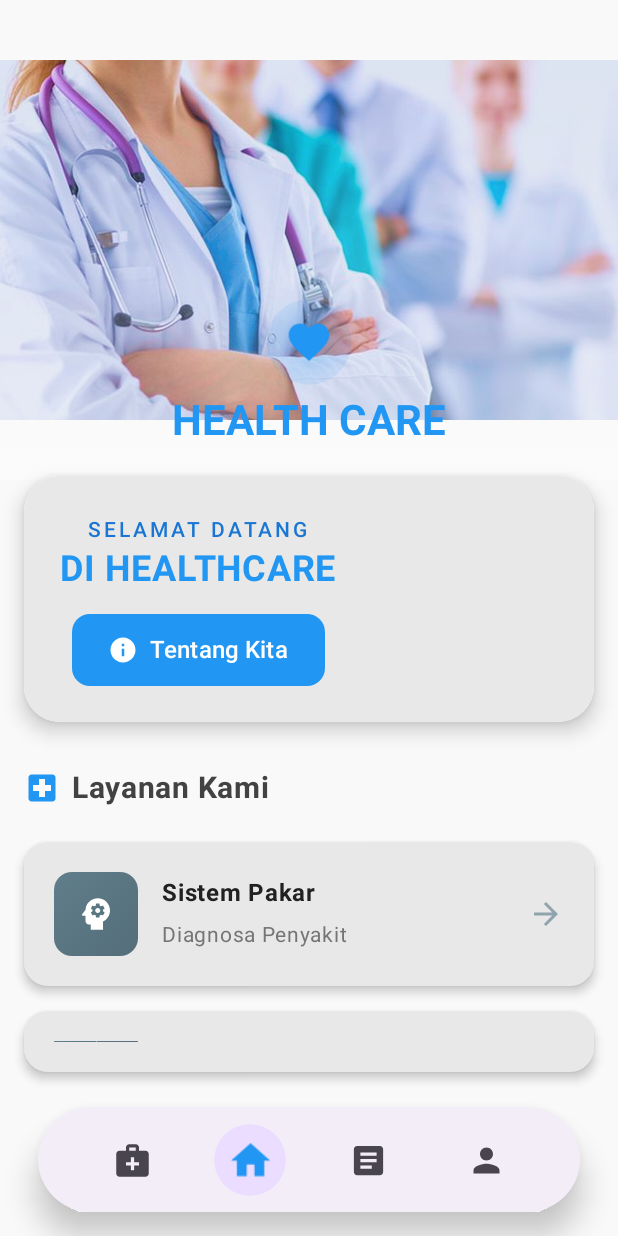
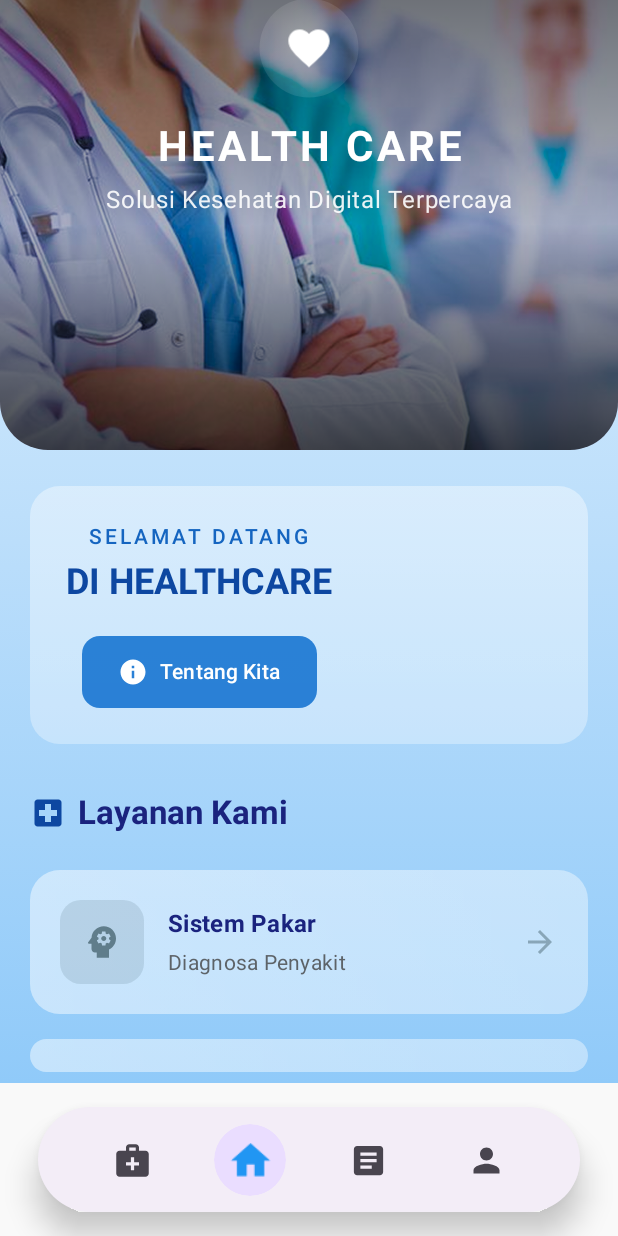
Before and after one commit to RifqiCah/healthcare_PAPB, an Android app built with Jetpack Compose: the HomeScreen screen opened through its navigation route, on a phone screen of 412 x 824 dp. Run offline under Robolectric (Android 15) with nearby library versions, the light colour scheme and no system bars; our stand-ins replace Dagger/Hilt's generated code, Firebase (no records; nobody signed in at launch, a user with empty details on screens opened directly).

Commit message:
ref: Merombak total UI/UX HomeScreen dengan gaya Modern & Glassmorphism
Perubahan ini merombak total tampilan dan nuansa `HomeScreen` untuk memberikan pengalaman pengguna yang lebih modern, imersif, dan menarik secara visual. Desain lama digantikan dengan pendekatan baru yang mengadopsi efek _Glassmorphism_, animasi yang lebih halus, dan tata letak yang lebih bersih.

- **Desain Ulang `HomeScreen`:**
    - **Hero Section Imersif:** Memperkenalkan `AnimatedHeroSection` yang menggunakan gambar _full-width_ dengan animasi skala halus dan _overlay gradient_ untuk menciptakan kedalaman.
    - **Latar Belakang Gradient:** Mengganti gambar latar belakang statis dengan _gradient_ biru vertikal yang dinamis di seluruh layar.
    - **Efek Glassmorphism:** Menerapkan efek kaca transparan (Glassmorphism) pada `WelcomeCard` dan `ModernServiceCard` untuk tampilan yang elegan dan modern.
    - **Komponen Baru:** `WelcomeCard` dan `ModernServiceCard` dibuat untuk menggantikan komponen kartu yang lama, dengan desain yang lebih bersih, penggunaan `Surface` dan `FilledTonalButton`.

- **Animasi & UX:**
    - Memperbarui dan menyempurnakan semua animasi (fade, slide, scale) untuk transisi yang lebih mulus dan terkoordinasi.
    - `PulsingHealthIcon` kini menggunakan ikon `Favorite` berwarna putih di atas latar belakang transparan untuk visibilitas yang lebih baik di _hero section_.

- **Konsistensi Navigasi:**
    - Memperbarui `BottomNavbar.kt` untuk menggunakan konstanta rute dari `AppRoutes` (misalnya `AppRoutes.HOME_SCREEN`) alih-alih menggunakan string _hardcoded_, meningkatkan konsistensi dan pemeliharaan kode navigasi.

- **Konfigurasi Build:**
    - Memperbarui `NEWS_API_KEY` di `build.gradle.kts` dan `ArticleRepositoryImpl.kt`.

```diff
--- a/app/build.gradle.kts
+++ b/app/build.gradle.kts
@@ -24,7 +24,7 @@ android {
 
         testInstrumentationRunner = "androidx.test.runner.AndroidJUnitRunner"
 
-        buildConfigField("String", "NEWS_API_KEY", "\"pub_164eab82ee674133b65cdb1a358a377d\"")
+        buildConfigField("String", "NEWS_API_KEY", "\"pub_3d90d6e66e784e2bb222e1ce7a92712d\"")
     }
 
     buildTypes {
--- a/app/src/main/java/com/example/healthcare/data/repository/ArticleRepositoryImpl.kt
+++ b/app/src/main/java/com/example/healthcare/data/repository/ArticleRepositoryImpl.kt
@@ -21,7 +21,7 @@ class ArticleRepositoryImpl @Inject constructor(
     ): Result<Pair<List<Article>, String?>> {
         return try {
             // Gunakan API Key (Bisa pakai BuildConfig atau Hardcode sementara)
-            val myApiKey = "pub_164eab82ee674133b65cdb1a358a377d"
+            val myApiKey = "pub_3d90d6e66e784e2bb222e1ce7a92712d"
 
             // Logic Query: "health" -> null agar ambil semua
             val searchQuery = if (categoryKeyword == "health" || categoryKeyword.contains("health")) null else categoryKeyword
--- a/app/src/main/java/com/example/healthcare/ui/components/BottomNavbar.kt
+++ b/app/src/main/java/com/example/healthcare/ui/components/BottomNavbar.kt
@@ -22,6 +22,7 @@ import androidx.compose.ui.graphics.vector.ImageVector
 import androidx.compose.ui.unit.dp
 import androidx.navigation.NavController
 import androidx.navigation.compose.currentBackStackEntryAsState
+import com.example.healthcare.ui.navigation.AppRoutes
 
 // Data class untuk item navbar
 data class BottomNavItem(
@@ -33,26 +34,27 @@ data class BottomNavItem(
 // Daftar item navbar
 val bottomNavItems = listOf(
     BottomNavItem(
-        route = "sistem_pakar",
+        route = AppRoutes.SISTEM_PAKAR_SCREEN,
         icon = Icons.Default.MedicalServices,
         label = "Sistem Pakar"
     ),
     BottomNavItem(
-        route = "home",
+        route = AppRoutes.HOME_SCREEN,
         icon = Icons.Default.Home,
         label = "Home"
     ),
     BottomNavItem(
-        route = "artikel",
+        route = AppRoutes.ARTIKEL_SCREEN,
         icon = Icons.Default.Article,
         label = "Artikel"
     ),
     BottomNavItem(
-        route = "profile",
+        route = AppRoutes.PROFILE_SCREEN,
         icon = Icons.Default.Person,
         label = "Profile"
     )
 )
+
 
 @Composable
 fun BottomNavBar(
--- a/app/src/main/java/com/example/healthcare/ui/screens/home/HomeScreen.kt
+++ b/app/src/main/java/com/example/healthcare/ui/screens/home/HomeScreen.kt
@@ -1,4 +1,3 @@
-// Di dalam file /ui/screens/home/HomeScreen.kt
 package com.example.healthcare.ui.screens.home
 
 import androidx.compose.animation.*
@@ -6,8 +5,10 @@ import androidx.compose.animation.core.*
 import androidx.compose.foundation.Image
 import androidx.compose.foundation.background
 import androidx.compose.foundation.layout.*
+import androidx.compose.foundation.rememberScrollState
 import androidx.compose.foundation.shape.CircleShape
 import androidx.compose.foundation.shape.RoundedCornerShape
+import androidx.compose.foundation.verticalScroll
 import androidx.compose.material.icons.Icons
 import androidx.compose.material.icons.filled.*
 import androidx.compose.material3.*
@@ -22,6 +23,7 @@ import androidx.compose.ui.graphics.vector.ImageVector
 import androidx.compose.ui.layout.ContentScale
 import androidx.compose.ui.res.painterResource
 import androidx.compose.ui.text.font.FontWeight
+import androidx.compose.ui.text.style.TextAlign
 import androidx.compose.ui.unit.dp
 import androidx.compose.ui.unit.sp
 import com.example.healthcare.R
@@ -30,140 +32,62 @@ import kotlinx.coroutines.delay
 @Composable
 fun HomeScreen(
     modifier: Modifier = Modifier,
-    onSistemPakarClick:  () -> Unit,
-    onArtikelClick:  () -> Unit
+    onSistemPakarClick: () -> Unit,
+    onArtikelClick: () -> Unit
 ) {
-    // Animasi untuk fade in
     var visible by remember { mutableStateOf(false) }
 
     LaunchedEffect(Unit) {
         visible = true
     }
 
-    Box(modifier = Modifier.fillMaxSize()) {
-        // Background Image dengan overlay gradient
-        Box(modifier = Modifier.padding(top = 40.dp)) {
-            Image(
-                painter = painterResource(id = R.drawable.background),
-                contentDescription = "Background",
-                contentScale = ContentScale.Crop,
-                modifier = Modifier.fillMaxWidth().height(240.dp)
-            )
-            // Gradient overlay untuk efek depth
     Box(
-                modifier = Modifier
-                    .fillMaxWidth()
-                    .height(280.dp)
+        modifier = modifier
+            .fillMaxSize()
             .background(
                 Brush.verticalGradient(
                     colors = listOf(
-                                Color.Transparent,
-                                Color.White.copy(alpha = 0.3f),
-                                Color.White
-                            ),
-                            startY = 0f,
-                            endY = 900f
+                        Color(0xFFE3F2FD), // Light blue
+                        Color(0xFFBBDEFB), // Slightly darker blue
+                        Color(0xFF90CAF9)  // Medium blue
                     )
                 )
             )
-        }
-
+    ) {
         Column(
-            modifier = modifier
-                .fillMaxSize()
-                .padding(top = 200.dp, start = 16.dp, end = 16.dp),
+            modifier = Modifier.fillMaxSize(),
             horizontalAlignment = Alignment.CenterHorizontally
         ) {
-            // Animated Title
+            // Hero Section (Full Immersive)
+            AnimatedHeroSection()
+
+            // Content Section
+            Column(
+                modifier = Modifier
+                    .fillMaxWidth()
+                    .padding(horizontal = 20.dp),
+                horizontalAlignment = Alignment.CenterHorizontally
+            ) {
+                Spacer(modifier = Modifier.height(24.dp))
+
+                // Welcome Card
                 AnimatedVisibility(
                     visible = visible,
-                enter = fadeIn(animationSpec = tween(800)) +
-                        slideInVertically(initialOffsetY = { -40 })
+                    enter = fadeIn(animationSpec = tween(800, delayMillis = 100)) +
+                            slideInVertically(
+                                animationSpec = tween(600, delayMillis = 100),
+                                initialOffsetY = { it / 3 }
+                            )
                 ) {
-                Column(horizontalAlignment = Alignment.CenterHorizontally) {
-                    // Logo/Icon dengan pulse animation
-                    PulsingHealthIcon()
-
-                    Spacer(modifier = Modifier.height(8.dp))
-
-                    Text(
-                        text = "HEALTH CARE",
-                        style = MaterialTheme.typography.titleLarge,
-                        fontWeight = FontWeight.Bold,
-                        fontSize = 28.sp,
-                        color = Color(0xFF2196F3) // Biru cerah
-                    )
-                }
-            }
-
-            Spacer(modifier = Modifier.height(20.dp))
-
-            // Welcome Card dengan animasi
-            AnimatedVisibility(
-                visible = visible,
-                enter = fadeIn(animationSpec = tween(1000, delayMillis = 200)) +
-                        scaleIn(initialScale = 0.8f, animationSpec = tween(600, delayMillis = 200))
-            ) {
-                Card(
-                    shape = RoundedCornerShape(24.dp),
-                    modifier = Modifier.fillMaxWidth(),
-                    colors = CardDefaults.cardColors(
-                        containerColor = Color.White
-                    ),
-                    elevation = CardDefaults.cardElevation(8.dp)
-                ) {
-                    Box(
-                        modifier = Modifier
-                            .fillMaxWidth()
-                            .background(Color(0xFFE8E8E8)) // Light grey sesuai screenshot foto
-                    ) {
-                        Column(
-                            modifier = Modifier.padding(24.dp),
-                            horizontalAlignment = Alignment.CenterHorizontally
-                        ) {
-                            Text(
-                                text = "SELAMAT DATANG",
-                                fontWeight = FontWeight.SemiBold,
-                                fontSize = 14.sp,
-                                color = Color(0xFF1976D2),
-                                letterSpacing = 2.sp
-                            )
-                            Text(
-                                text = "DI HEALTHCARE",
-                                fontSize = 24.sp,
-                                fontWeight = FontWeight.Bold,
-                                color = Color(0xFF2196F3)
-                            )
-
-                            Spacer(modifier = Modifier.height(16.dp))
-
-                            Button(
-                                onClick = { /*TODO: Navigasi ke 'Tentang Kita'*/ },
-                                shape = RoundedCornerShape(12.dp),
-                                colors = ButtonDefaults.buttonColors(
-                                    containerColor = Color(0xFF2196F3) // Biru cerah
-                                ),
-                                modifier = Modifier.height(48.dp)
-                            ) {
-                                Icon(
-                                    imageVector = Icons.Default.Info,
-                                    contentDescription = null,
-                                    modifier = Modifier.size(20.dp)
-                                )
-                                Spacer(modifier = Modifier.width(8.dp))
-                                Text("Tentang Kita", fontSize = 16.sp)
-                            }
-                        }
-                    }
-                }
+                    WelcomeCard()
                 }
 
                 Spacer(modifier = Modifier.height(32.dp))
 
-            // Services Section Header
+                // Services Header
                 AnimatedVisibility(
                     visible = visible,
-                enter = fadeIn(animationSpec = tween(1000, delayMillis = 400))
+                    enter = fadeIn(animationSpec = tween(800, delayMillis = 200))
                 ) {
                     Row(
                         modifier = Modifier
@@ -174,24 +98,40 @@ fun HomeScreen(
                         Icon(
                             imageVector = Icons.Default.LocalHospital,
                             contentDescription = null,
-                        tint = Color(0xFF2196F3), // Biru cerah
+                            tint = Color(0xFF0D47A1), // Deep blue
                             modifier = Modifier.size(24.dp)
                         )
                         Spacer(modifier = Modifier.width(8.dp))
                         Text(
                             text = "Layanan Kami",
-                        fontWeight = FontWeight.Bold,
-                        fontSize = 20.sp,
-                        color = Color(0xFF424242) // Dark grey
+                            style = MaterialTheme.typography.titleLarge.copy(
+                                fontWeight = FontWeight.Bold
+                            ),
+                            color = Color(0xFF1A237E) // Deep blue
                         )
                     }
                 }
 
-            // Service Cards dengan staggered animation
+                // Service Cards
                 val services = listOf(
-                ServiceData("Sistem Pakar", "Diagnosa Penyakit", Icons.Default.Psychology, onSistemPakarClick),
-                ServiceData("Blog Kesehatan", "Artikel Kesehatan", Icons.Default.Article, onArtikelClick),
-                ServiceData("Hasil Analisa", "Jurnal Sistem Pakar", Icons.Default.Assessment, {})
+                    ServiceData(
+                        "Sistem Pakar",
+                        "Diagnosa Penyakit",
+                        Icons.Default.Psychology,
+                        onSistemPakarClick
+                    ),
+                    ServiceData(
+                        "Blog Kesehatan",
+                        "Artikel Kesehatan",
+                        Icons.Default.Article,
+                        onArtikelClick
+                    ),
+                    ServiceData(
+                        "Hasil Analisa",
+                        "Jurnal Sistem Pakar",
+                        Icons.Default.Assessment,
+                        {}
+                    )
                 )
 
                 services.forEachIndexed { index, service ->
@@ -199,31 +139,34 @@ fun HomeScreen(
 
                     LaunchedEffect(visible) {
                         if (visible) {
-                        delay((index * 150).toLong())
+                            delay((300 + index * 100).toLong())
                             cardVisible = true
                         }
                     }
 
                     AnimatedVisibility(
                         visible = cardVisible,
-                    enter = fadeIn(animationSpec = tween(600)) +
-                            slideInHorizontally(
-                                initialOffsetX = { 300 },
-                                animationSpec = tween(600)
+                        enter = fadeIn(animationSpec = tween(500)) +
+                                slideInVertically(
+                                    animationSpec = tween(500),
+                                    initialOffsetY = { it / 2 }
                                 )
                     ) {
-                    InteractiveServiceCard(
+                        ModernServiceCard(
                             title = service.title,
                             subtitle = service.subtitle,
                             icon = service.icon,
                             onClick = service.onClick,
-                        gradientColors = when(index) {
-                            0 -> listOf(Color(0xFF607D8B), Color(0xFF546E7A)) // Blue grey - Sistem Pakar
-                            1 -> listOf(Color(0xFF607D8B), Color(0xFF546E7A)) // Blue grey sama - Blog Kesehatan
-                            else -> listOf(Color(0xFF90CAF9), Color(0xFF64B5F6)) // Light blue - Hasil Analisa
+                            iconColor = when (index) {
+                                0 -> Color(0xFF607D8B)
+                                1 -> Color(0xFF607D8B)
+                                else -> Color(0xFF64B5F6)
                             }
                         )
                     }
+                }
+
+                Spacer(modifier = Modifier.height(24.dp))
             }
         }
     }
@@ -235,6 +178,85 @@ data class ServiceData(
     val icon: ImageVector,
     val onClick: () -> Unit
 )
+
+@Composable
+fun AnimatedHeroSection() {
+    val infiniteTransition = rememberInfiniteTransition(label = "hero")
+    val scale by infiniteTransition.animateFloat(
+        initialValue = 1f,
+        targetValue = 1.05f,
+        animationSpec = infiniteRepeatable(
+            animation = tween(3000, easing = EaseInOutCubic),
+            repeatMode = RepeatMode.Reverse
+        ),
+        label = "scale"
+    )
+
+    Box(
+        modifier = Modifier
+            .fillMaxWidth()
+            .height(300.dp)
+            .clip(RoundedCornerShape(bottomStart = 32.dp, bottomEnd = 32.dp))
+    ) {
+        // Background Image
+        Image(
+            painter = painterResource(id = R.drawable.background),
+            contentDescription = "Healthcare Background",
+            modifier = Modifier
+                .fillMaxSize()
+                .scale(scale),
+            contentScale = ContentScale.Crop
+        )
+
+        // Gradient Overlay
+        Box(
+            modifier = Modifier
+                .fillMaxSize()
+                .background(
+                    Brush.verticalGradient(
+                        colors = listOf(
+                            Color.Black.copy(alpha = 0.5f),
+                            Color.Black.copy(alpha = 0.2f),
+                            Color.Black.copy(alpha = 0.7f)
+                        )
+                    )
+                )
+        )
+
+        // Content
+        Column(
+            modifier = Modifier
+                .fillMaxSize()
+                .verticalScroll(rememberScrollState()),
+            horizontalAlignment = Alignment.CenterHorizontally
+        )
+        {
+            // Pulsing Heart Icon
+            PulsingHealthIcon()
+
+            Spacer(modifier = Modifier.height(16.dp))
+
+            Text(
+                text = "HEALTH CARE",
+                color = Color.White,
+                style = MaterialTheme.typography.headlineMedium.copy(
+                    fontWeight = FontWeight.Bold,
+                    letterSpacing = 2.sp
+                ),
+                textAlign = TextAlign.Center
+            )
+
+            Spacer(modifier = Modifier.height(8.dp))
+
+            Text(
+                text = "Solusi Kesehatan Digital Terpercaya",
+                color = Color.White.copy(alpha = 0.9f),
+                style = MaterialTheme.typography.bodyLarge,
+                textAlign = TextAlign.Center
+            )
+        }
+    }
+}
 
 @Composable
 fun PulsingHealthIcon() {
@@ -251,13 +273,13 @@ fun PulsingHealthIcon() {
 
     Box(
         modifier = Modifier
-            .size(56.dp)
+            .size(64.dp)
             .scale(scale)
             .background(
                 brush = Brush.radialGradient(
                     colors = listOf(
-                        Color(0xFF2196F3).copy(alpha = 0.3f), // Biru
-                        Color(0xFF2196F3).copy(alpha = 0.1f)
+                        Color.White.copy(alpha = 0.3f),
+                        Color.White.copy(alpha = 0.1f)
                     )
                 ),
                 shape = CircleShape
@@ -267,47 +289,124 @@ fun PulsingHealthIcon() {
         Icon(
             imageVector = Icons.Default.Favorite,
             contentDescription = null,
-            tint = Color(0xFF2196F3), // Biru cerah
+            tint = Color.White,
             modifier = Modifier.size(32.dp)
         )
     }
 }
 
+@Composable
+fun WelcomeCard() {
+    Surface(
+        modifier = Modifier.fillMaxWidth(),
+        shape = RoundedCornerShape(20.dp),
+        color = Color.White.copy(alpha = 0.25f), // Glass effect
+        tonalElevation = 0.dp
+    ) {
+        // Glassmorphism effect
+        Box(
+            modifier = Modifier
+                .fillMaxWidth()
+                .background(
+                    Brush.verticalGradient(
+                        colors = listOf(
+                            Color.White.copy(alpha = 0.2f),
+                            Color.White.copy(alpha = 0.1f)
+                        )
+                    )
+                )
+        ) {
+            Column(
+                modifier = Modifier.padding(24.dp),
+                horizontalAlignment = Alignment.CenterHorizontally
+            ) {
+                Text(
+                    text = "SELAMAT DATANG",
+                    style = MaterialTheme.typography.labelLarge.copy(
+                        fontWeight = FontWeight.SemiBold,
+                        letterSpacing = 2.sp
+                    ),
+                    color = Color(0xFF1565C0) // Darker blue for contrast
+                )
+
+                Spacer(modifier = Modifier.height(4.dp))
+
+                Text(
+                    text = "DI HEALTHCARE",
+                    style = MaterialTheme.typography.headlineSmall.copy(
+                        fontWeight = FontWeight.Bold
+                    ),
+                    color = Color(0xFF0D47A1) // Deep blue
+                )
+
+                Spacer(modifier = Modifier.height(20.dp))
+
+                FilledTonalButton(
+                    onClick = { /* TODO: Navigasi ke 'Tentang Kita' */ },
+                    shape = RoundedCornerShape(12.dp),
+                    modifier = Modifier.height(48.dp),
+                    colors = ButtonDefaults.filledTonalButtonColors(
+                        containerColor = Color(0xFF1976D2).copy(alpha = 0.9f),
+                        contentColor = Color.White
+                    )
+                ) {
+                    Icon(
+                        imageVector = Icons.Default.Info,
+                        contentDescription = null,
+                        modifier = Modifier.size(20.dp),
+                        tint = Color.White
+                    )
+                    Spacer(modifier = Modifier.width(8.dp))
+                    Text(
+                        "Tentang Kita",
+                        style = MaterialTheme.typography.labelLarge,
+                        color = Color.White
+                    )
+                }
+            }
+        }
+    }
+}
+
 @OptIn(ExperimentalMaterial3Api::class)
 @Composable
-fun InteractiveServiceCard(
+fun ModernServiceCard(
     title: String,
     subtitle: String,
     icon: ImageVector,
     onClick: () -> Unit,
-    gradientColors: List<Color>
+    iconColor: Color
 ) {
     var isPressed by remember { mutableStateOf(false) }
     val scale by animateFloatAsState(
-        targetValue = if (isPressed) 0.95f else 1f,
-        animationSpec = spring(
-            dampingRatio = Spring.DampingRatioMediumBouncy,
-            stiffness = Spring.StiffnessLow
-        ),
+        targetValue = if (isPressed) 0.97f else 1f,
+        animationSpec = spring(stiffness = Spring.StiffnessMedium),
         label = "scale"
     )
 
-    Card(
+    Surface(
         onClick = {
             isPressed = true
             onClick()
         },
-        shape = RoundedCornerShape(16.dp),
         modifier = Modifier
             .fillMaxWidth()
             .padding(vertical = 8.dp)
             .scale(scale),
-        elevation = CardDefaults.cardElevation(
-            defaultElevation = 4.dp,
-            pressedElevation = 2.dp
-        ),
-        colors = CardDefaults.cardColors(
-            containerColor = Color(0xFFE8E8E8) // Light grey sama dengan kotak selamat datang
+        shape = RoundedCornerShape(20.dp),
+        color = Color.White.copy(alpha = 0.3f), // Glass effect
+        tonalElevation = 0.dp
+    ) {
+        Box(
+            modifier = Modifier
+                .fillMaxWidth()
+                .background(
+                    Brush.horizontalGradient(
+                        colors = listOf(
+                            Color.White.copy(alpha = 0.25f),
+                            Color.White.copy(alpha = 0.15f)
+                        )
+                    )
                 )
         ) {
             Row(
@@ -316,47 +415,52 @@ fun InteractiveServiceCard(
                     .padding(20.dp),
                 verticalAlignment = Alignment.CenterVertically
             ) {
-            // Icon dengan background gradient solid
+                // Icon Container
+                Surface(
+                    modifier = Modifier.size(56.dp),
+                    shape = RoundedCornerShape(14.dp),
+                    color = iconColor.copy(alpha = 0.2f)
+                ) {
                     Box(
-                modifier = Modifier
-                    .size(56.dp)
-                    .clip(RoundedCornerShape(12.dp))
-                    .background(
-                        Brush.linearGradient(colors = gradientColors)
-                    ),
-                contentAlignment = Alignment.Center
+                        contentAlignment = Alignment.Center,
+                        modifier = Modifier.fillMaxSize()
                     ) {
                         Icon(
                             imageVector = icon,
                             contentDescription = null,
-                    tint = Color.White,
+                            tint = iconColor,
                             modifier = Modifier.size(28.dp)
                         )
+                    }
                 }
 
                 Spacer(modifier = Modifier.width(16.dp))
 
+                // Text Content
                 Column(modifier = Modifier.weight(1f)) {
                     Text(
                         text = title,
-                    fontWeight = FontWeight.Bold,
-                    fontSize = 16.sp,
-                    color = Color(0xFF212121) // Dark text
+                        style = MaterialTheme.typography.titleMedium.copy(
+                            fontWeight = FontWeight.Bold
+                        ),
+                        color = Color(0xFF1A237E) // Deep blue
                     )
                     Spacer(modifier = Modifier.height(4.dp))
                     Text(
                         text = subtitle,
-                    color = Color(0xFF757575), // Medium grey
-                    fontSize = 14.sp
+                        style = MaterialTheme.typography.bodyMedium,
+                        color = Color(0xFF424242).copy(alpha = 0.8f)
                     )
                 }
 
+                // Arrow Icon
                 Icon(
                     imageVector = Icons.Default.ArrowForward,
                     contentDescription = null,
-                tint = Color(0xFF90A4AE), // Light grey arrow
+                    tint = Color(0xFF607D8B).copy(alpha = 0.6f),
                     modifier = Modifier.size(24.dp)
                 )
+            }
         }
     }
 
```
Lines whose indentation alone changed are shown as unchanged.
